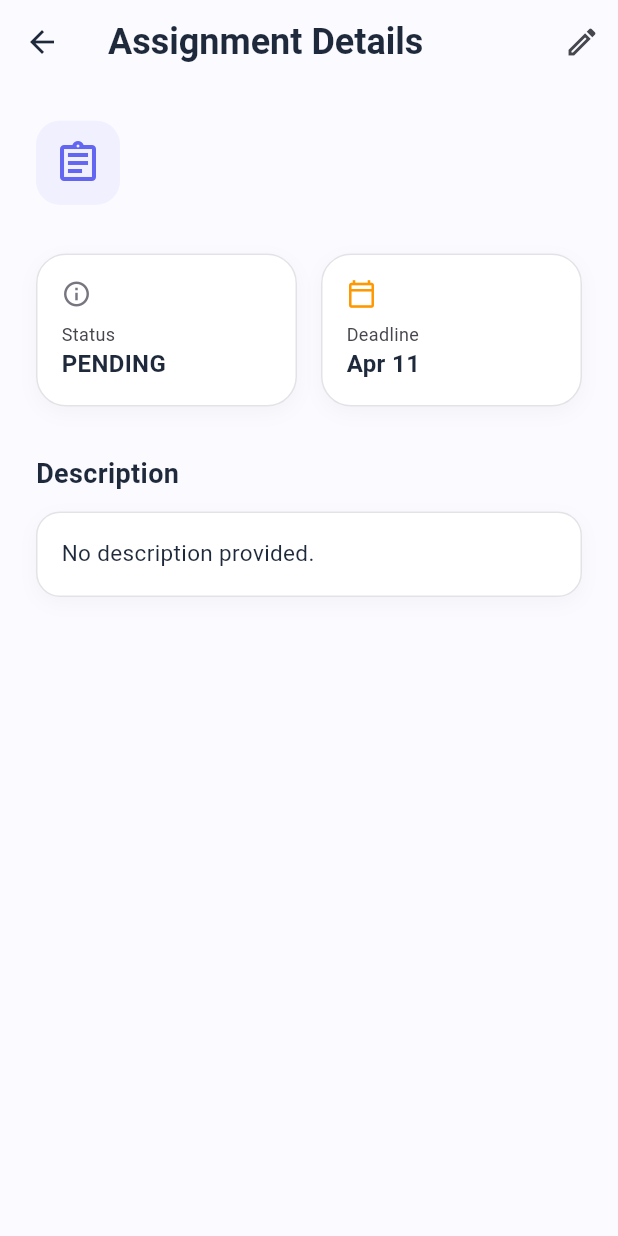
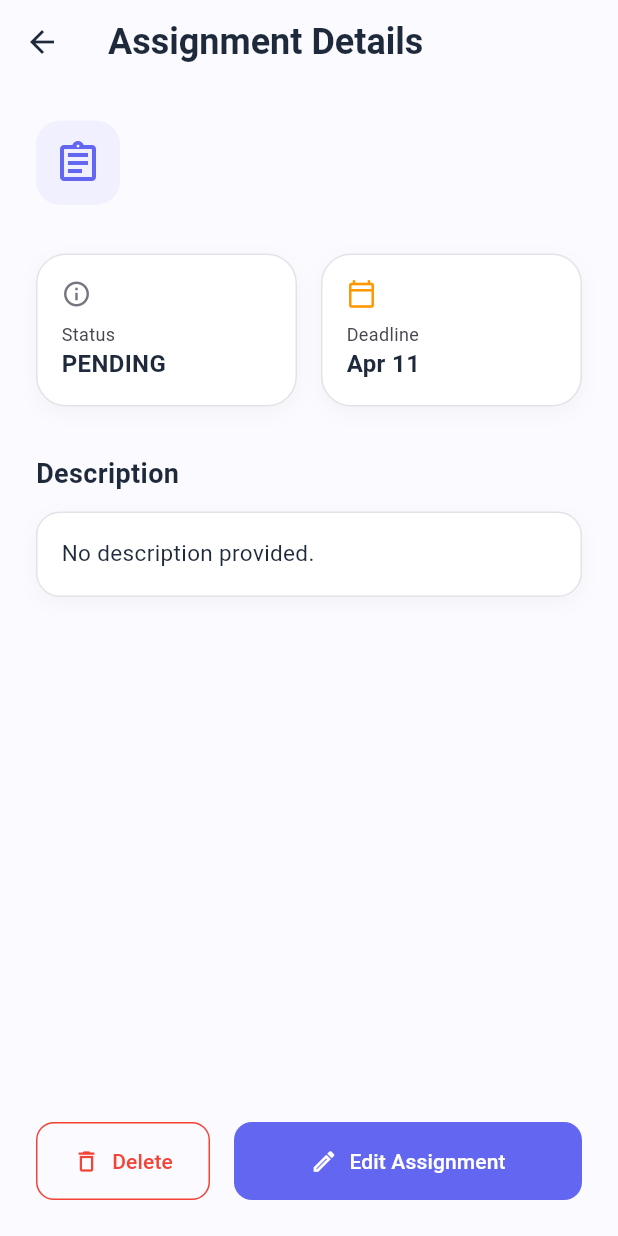
Before and after one commit to Waseel-git-hub/assignmate, a Flutter app: the AssignmentInfoScreen screen opened directly with empty values, on a phone screen of 412 x 824 dp. Run offline on Flutter 3.47's test engine with Material 3 defaults, Android fonts, the phone set to English and light mode, and no system bars; our stand-ins replace hive, hive_flutter; accounts and stored records are empty.

Commit message:
UX is a little improved

```diff
--- a/lib/screens/add_assignment_screen.dart
+++ b/lib/screens/add_assignment_screen.dart
@@ -161,7 +161,7 @@ class _AddAssignmentScreenState extends State<AddAssignmentScreen> {
             onPressed: _saveAssignment,
             style: ElevatedButton.styleFrom(
               backgroundColor: colorScheme.primary,
-              foregroundColor: colorScheme.onPrimary,
+              foregroundColor: Colors.white,
               padding: const EdgeInsets.all(16),
               shape: RoundedRectangleBorder(
                 borderRadius: BorderRadius.circular(12),
--- a/lib/screens/assignment_info_screen.dart
+++ b/lib/screens/assignment_info_screen.dart
@@ -9,6 +9,33 @@ class AssignmentInfoScreen extends StatelessWidget {
 
   const AssignmentInfoScreen({super.key, required this.assignment});
 
+  void _confirmDelete(BuildContext context) {
+    showDialog(
+      context: context,
+      builder: (context) => AlertDialog(
+        title: const Text("Delete Assignment?"),
+        content: const Text("This action cannot be undone. Are you sure?"),
+        actions: [
+          TextButton(
+            onPressed: () => Navigator.pop(context),
+            child: const Text("Cancel"),
+          ),
+          TextButton(
+            onPressed: () async {
+              // 1. Delete from Hive
+              await assignment.delete();
+              // 2. Close Dialog
+              if (context.mounted) Navigator.pop(context);
+              // 3. Go back to Home Screen
+              if (context.mounted) Navigator.pop(context);
+            },
+            child: const Text("Delete", style: TextStyle(color: Colors.red)),
+          ),
+        ],
+      ),
+    );
+  }
+
   @override
   Widget build(BuildContext context) {
     final isDark = Theme.of(context).brightness == Brightness.dark;
@@ -17,20 +44,6 @@ class AssignmentInfoScreen extends StatelessWidget {
     return Scaffold(
         appBar: AppBar(
           title: const Text("Assignment Details"),
-        actions: [
-          IconButton(
-            icon: const Icon(Icons.edit_outlined),
-            onPressed: () {
-              Navigator.push(
-                context,
-                MaterialPageRoute(
-                  builder: (context) =>
-                      AddAssignmentScreen(assignment: assignment),
-                ),
-              );
-            },
-          ),
-        ],
         ),
         body: SingleChildScrollView(
           padding: const EdgeInsets.all(24.0),
@@ -70,7 +83,8 @@ class AssignmentInfoScreen extends StatelessWidget {
                         ),
                         Text(
                           assignment.subject,
-                        style: TextStyle(fontSize: 16, color: Colors.grey[600]),
+                          style:
+                              TextStyle(fontSize: 16, color: Colors.grey[600]),
                         ),
                       ],
                     ),
@@ -111,7 +125,6 @@ class AssignmentInfoScreen extends StatelessWidget {
                 width: double.infinity,
                 padding: const EdgeInsets.all(16),
                 decoration: BoxDecoration(
-                // Use tinted container colors instead of hardcoded grays
                   color: isDark
                       ? Theme.of(context).cardTheme.color
                       : Theme.of(context).cardTheme.color,
@@ -145,10 +158,69 @@ class AssignmentInfoScreen extends StatelessWidget {
                   ),
                 ),
               ),
+              const SizedBox(height: 32),
             ],
           ),
         ),
+        bottomNavigationBar: SafeArea(
+            child: Padding(
+                padding: const EdgeInsets.all(24.0),
+                child: Row(
+                  children: [
+                    // DELETE BUTTON
+                    Expanded(
+                      flex: 1,
+                      child: OutlinedButton.icon(
+                        onPressed: () => _confirmDelete(context),
+                        icon:
+                            const Icon(Icons.delete_outline, color: Colors.red),
+                        label: const Text("Delete",
+                            style: TextStyle(color: Colors.red)),
+                        style: OutlinedButton.styleFrom(
+                          padding: const EdgeInsets.symmetric(vertical: 16),
+                          side: const BorderSide(color: Colors.red),
+                          shape: RoundedRectangleBorder(
+                              borderRadius: BorderRadius.circular(12)),
+                        ),
+                      ),
+                    ),
+                    const SizedBox(width: 16),
+                    // EDIT BUTTON
+                    Expanded(
+                      flex: 2,
+                      child: ElevatedButton.icon(
+                        onPressed: () {
+                          // Use your custom "pop" transition logic here
+                          Navigator.push(
+                            context,
+                            MaterialPageRoute(
+                              builder: (context) =>
+                                  AddAssignmentScreen(assignment: assignment),
+                            ),
                           );
+                        },
+                        icon: const Icon(
+                          Icons.edit_outlined,
+                          color: Colors.white,
+                        ),
+                        label: const Text(
+                          "Edit Assignment",
+                          style: TextStyle(color: Colors.white),
+                        ),
+                        style: ElevatedButton.styleFrom(
+                          backgroundColor:
+                              Theme.of(context).colorScheme.primary,
+                          foregroundColor:
+                              Theme.of(context).colorScheme.onPrimary,
+                          padding: const EdgeInsets.symmetric(vertical: 16),
+                          elevation: 0,
+                          shape: RoundedRectangleBorder(
+                              borderRadius: BorderRadius.circular(12)),
+                        ),
+                      ),
+                    ),
+                  ],
+                ))));
   }
 
   Widget _buildInfoCard(
```
Also changed, not shown: lib/navigation_menu.dart (+13 -7 lines). Lines whose indentation alone changed are shown as unchanged.
